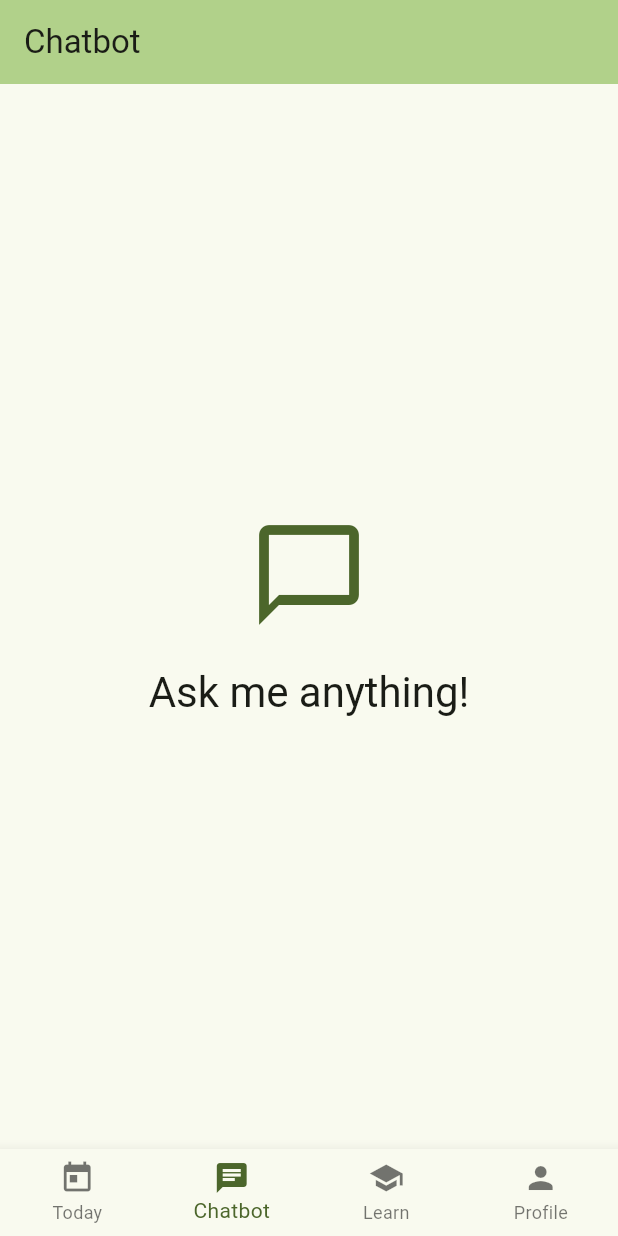
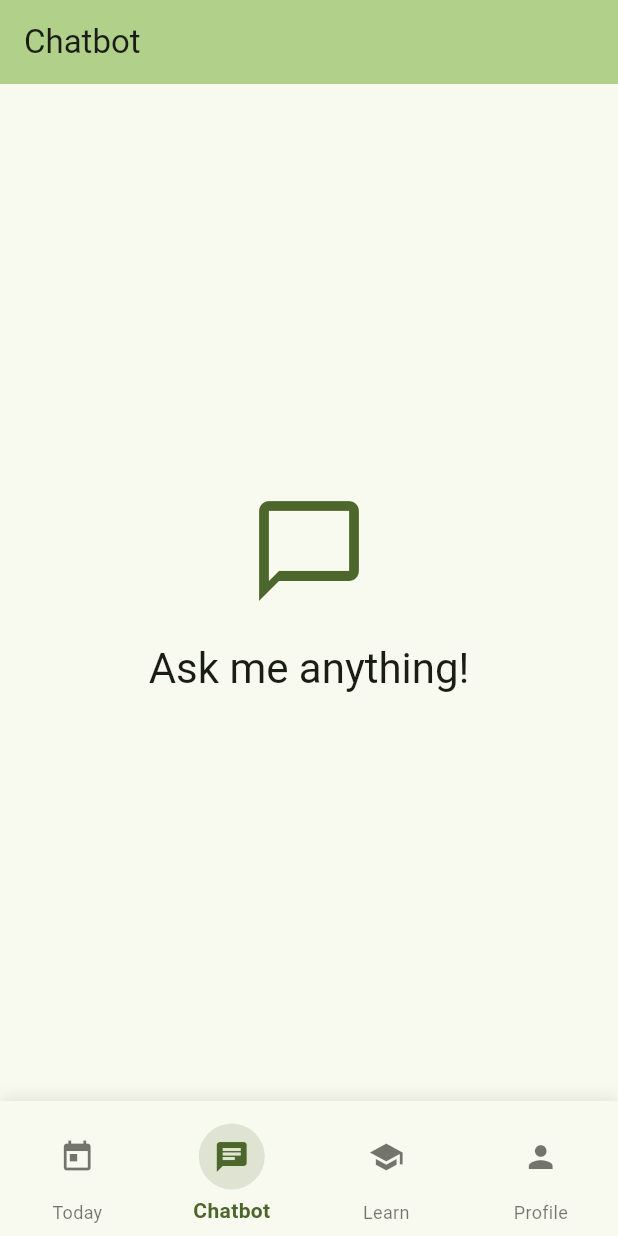
Before and after one commit to Rnbsov/celeste, a Flutter app: the HomeScreen screen opened directly with empty values, item 2 of the bottom bar chosen, on a phone screen of 412 x 824 dp. Run offline on Flutter 3.47's test engine with Material 3 defaults, Android fonts, the phone set to English and light mode, and no system bars; our stand-ins replace google_fonts, shared_preferences; missing offline and left inert: supabase_auth_ui; accounts and stored records are empty; Roboto replaces fonts that are missing (Abyssinica SIL, Roboto Flex).

Commit message:
added some paddings to bottom navbar

```diff
--- a/lib/screens/auth_screen.dart
+++ b/lib/screens/auth_screen.dart
@@ -8,7 +8,6 @@ class AuthScreen extends StatelessWidget {
   @override
   Widget build(BuildContext context) {
     return Scaffold(
-      // AppBar removed for a cleaner authentication interface
       body: SafeArea(
         child: Padding(
           padding: const EdgeInsets.all(24.0),
@@ -16,7 +15,6 @@ class AuthScreen extends StatelessWidget {
             child: Column(
               mainAxisAlignment: MainAxisAlignment.center,
               children: [
-                // App logo or title can be added here
                 Text(
                   'Welcome',
                   style: Theme.of(context).textTheme.headlineMedium,
--- a/lib/screens/home_screen.dart
+++ b/lib/screens/home_screen.dart
@@ -38,18 +38,67 @@ class _HomeScreenState extends State<HomeScreen> {
 
     return Scaffold(
       body: screens[_selectedIndex],
-      bottomNavigationBar: BottomNavigationBar(
-        type: BottomNavigationBarType.fixed,
-        currentIndex: _selectedIndex,
-        onTap: _onItemTapped,
-        selectedItemColor: Theme.of(context).colorScheme.primary,
-        items: const [
-          BottomNavigationBarItem(icon: Icon(Icons.today), label: 'Today'),
-          BottomNavigationBarItem(icon: Icon(Icons.chat), label: 'Chatbot'),
-          BottomNavigationBarItem(icon: Icon(Icons.school), label: 'Learn'),
-          BottomNavigationBarItem(icon: Icon(Icons.person), label: 'Profile'),
-        ],
+      bottomNavigationBar: Container(
+        decoration: BoxDecoration(
+          boxShadow: [
+            BoxShadow(
+              color: Colors.black.withOpacity(0.1),
+              blurRadius: 8,
+              offset: const Offset(0, -2),
+            ),
+          ],
+        ),
+        child: BottomNavigationBar(
+          elevation: 0,
+          backgroundColor: Theme.of(context).colorScheme.surface,
+          type: BottomNavigationBarType.fixed,
+          currentIndex: _selectedIndex,
+          onTap: _onItemTapped,
+          selectedItemColor: Theme.of(context).colorScheme.primary,
+          unselectedItemColor: Theme.of(
+            context,
+          ).colorScheme.onSurface.withOpacity(0.6),
+          selectedLabelStyle: const TextStyle(fontWeight: FontWeight.w600),
+          showUnselectedLabels: true,
+          items: [
+            _buildNavItem(context, Icons.today, 'Today', 0),
+            _buildNavItem(context, Icons.chat, 'Chatbot', 1),
+            _buildNavItem(context, Icons.school, 'Learn', 2),
+            _buildNavItem(context, Icons.person, 'Profile', 3),
+          ],
+        ),
       ),
     );
   }
+
+  BottomNavigationBarItem _buildNavItem(
+    BuildContext context,
+    IconData icon,
+    String label,
+    int index,
+  ) {
+    final isSelected = _selectedIndex == index;
+    final primaryColor = Theme.of(context).colorScheme.primary;
+    final surfaceColor = Theme.of(context).colorScheme.surface;
+
+    return BottomNavigationBarItem(
+      icon: Container(
+        padding: const EdgeInsets.all(10.0),
+        margin: const EdgeInsets.only(bottom: 4.0, top: 8.0),
+        decoration: BoxDecoration(
+          shape: BoxShape.circle,
+          color:
+              isSelected ? primaryColor.withOpacity(0.15) : Colors.transparent,
+        ),
+        child: Icon(
+          icon,
+          color:
+              isSelected
+                  ? primaryColor
+                  : Theme.of(context).colorScheme.onSurface.withOpacity(0.6),
+        ),
+      ),
+      label: label,
+    );
+  }
 }
--- a/lib/screens/profile_screen.dart
+++ b/lib/screens/profile_screen.dart
@@ -29,7 +29,6 @@ class ProfileScreen extends StatelessWidget {
               );
             },
           ),
-          // Logout button
           IconButton(
             icon: const Icon(Icons.logout),
             onPressed: () async {
```
